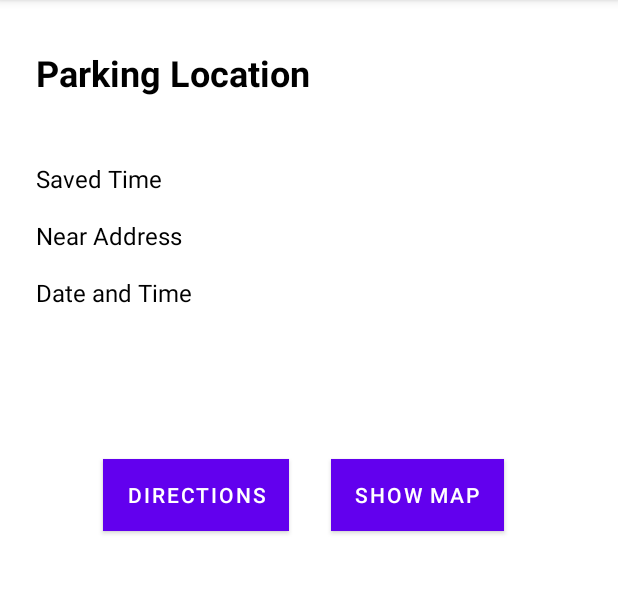
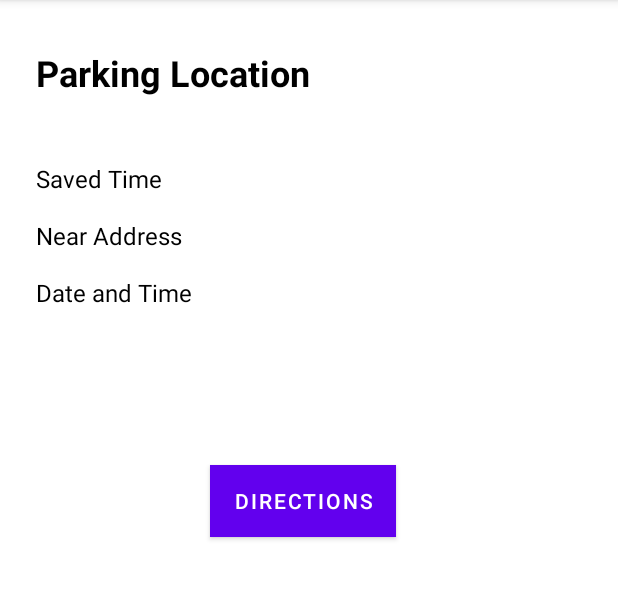
Before and after one commit to broccoliass/CarParkTracker, an Android app: the ParkingDetailsActivity screen opened directly, with no data from a screen before it, on a phone screen of 412 x 824 dp, the part 84-684 px from its top. Run offline under Robolectric (Android 15) with nearby library versions, the phone set to English and light mode, and no system bars.

Commit message:
hide Maps button

```diff
--- a/app/src/main/java/com/example/newworld/ParkingDetailsActivity.java
+++ b/app/src/main/java/com/example/newworld/ParkingDetailsActivity.java
@@ -32,7 +32,7 @@ public class ParkingDetailsActivity extends AppCompatActivity {
     private TextView textViewStreetName;
     private TextView textViewDateTime;
     private Button buttonDirections;
-    private Button buttonShowMap;
+//    private Button buttonShowMap;
 
     private ParkingSession parkingSession;
 
@@ -44,7 +44,7 @@ public class ParkingDetailsActivity extends AppCompatActivity {
         textViewTime = findViewById(R.id.textViewTime);
         textViewStreetName = findViewById(R.id.textViewStreetName);
         buttonDirections = findViewById(R.id.buttonDirections);
-        buttonShowMap = findViewById(R.id.buttonShowMap);
+//        buttonShowMap = findViewById(R.id.buttonShowMap);
         textViewDateTime = findViewById(R.id.textViewDateTime);
 
         // Retrieve the ParkingSession object from the intent
@@ -74,12 +74,12 @@ public class ParkingDetailsActivity extends AppCompatActivity {
             }
         });
 
-        buttonShowMap.setOnClickListener(new View.OnClickListener() {
-            @Override
-            public void onClick(View v) {
-                openMapActivity();
-            }
-        });
+//        buttonShowMap.setOnClickListener(new View.OnClickListener() {
+//            @Override
+//            public void onClick(View v) {
+//                openMapActivity();
+//            }
+//        });
     }
 
     private String getTimeAgo(String createdAt) {
@@ -122,11 +122,11 @@ public class ParkingDetailsActivity extends AppCompatActivity {
         }
     }
 
-    private void openMapActivity() {
-        Intent intent = new Intent(this, MapsActivity.class);
-        startActivity(intent);
-        finish();
-    }
+//    private void openMapActivity() {
+//        Intent intent = new Intent(this, MapsActivity.class);
+//        startActivity(intent);
+//        finish();
+//    }
 
 
 }
--- a/app/src/main/res/layout/activity_parking_details.xml
+++ b/app/src/main/res/layout/activity_parking_details.xml
@@ -56,25 +56,25 @@
         android:id="@+id/buttonDirections"
         android:layout_width="wrap_content"
         android:layout_height="wrap_content"
-        android:layout_marginTop="100dp"
+        android:layout_marginStart="140dp"
+        android:layout_marginTop="104dp"
         android:background="@color/colorPrimary"
         android:text="Directions"
+
         android:textColor="@android:color/white"
-        app:layout_constraintEnd_toEndOf="@+id/buttonShowMap"
-        app:layout_constraintHorizontal_bias="0.325"
         app:layout_constraintStart_toStartOf="parent"
         app:layout_constraintTop_toBottomOf="@+id/textViewDateTime" />
 
-    <Button
-        android:id="@+id/buttonShowMap"
-        android:layout_width="wrap_content"
-        android:layout_height="wrap_content"
-        android:layout_marginTop="100dp"
-        android:layout_marginEnd="76dp"
-        android:background="@color/colorPrimary"
-        android:text="Show Map"
-        android:textColor="@android:color/white"
-        app:layout_constraintEnd_toEndOf="parent"
-        app:layout_constraintTop_toBottomOf="@+id/textViewDateTime" />
+    <!--    <Button-->
+<!--        android:id="@+id/buttonShowMap"-->
+<!--        android:layout_width="wrap_content"-->
+<!--        android:layout_height="wrap_content"-->
+<!--        android:layout_marginTop="100dp"-->
+<!--        android:layout_marginEnd="76dp"-->
+<!--        android:background="@color/colorPrimary"-->
+<!--        android:text="Show Map"-->
+<!--        android:textColor="@android:color/white"-->
+<!--        app:layout_constraintEnd_toEndOf="parent"-->
+<!--        app:layout_constraintTop_toBottomOf="@+id/textViewDateTime" />-->
 
 </androidx.constraintlayout.widget.ConstraintLayout>
```
